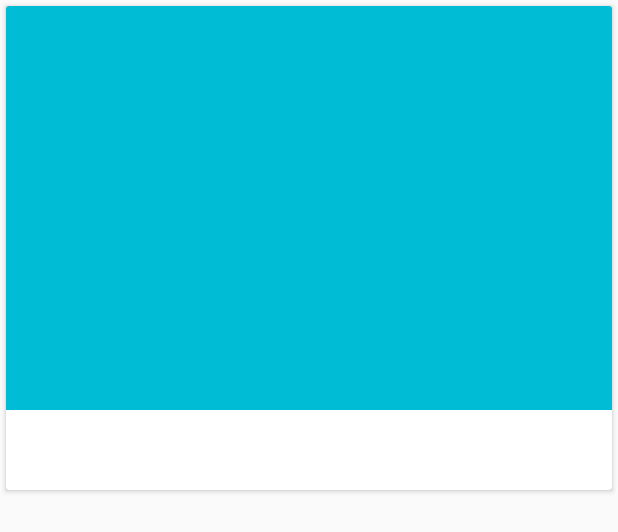
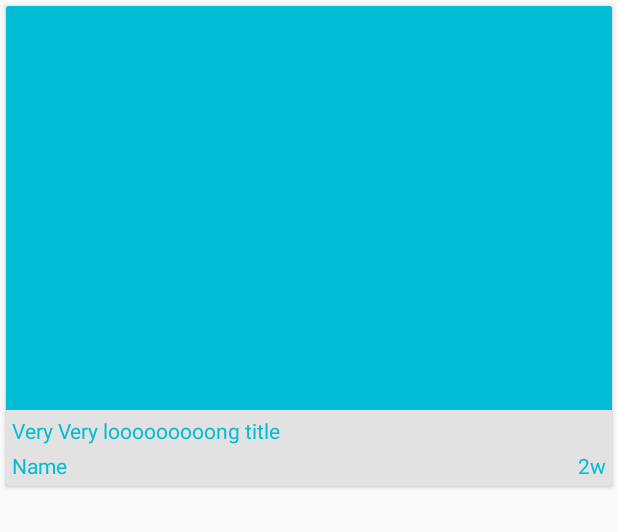
Before and after one commit to abhijeetburle/andriod-nanodegree-xyzreader, an Android app: the layout list_item_article.xml on its own in the app's theme, with its tools: preview values and no code run, on a phone screen of 412 x 824 dp. Shown: the top 532 px of the screen. Run offline under Robolectric (Android 15) with nearby library versions, the phone set to English and light mode, and no system bars.

Commit message:
[develop] Changed the display for the list. Changed the date display to show period passed in terms of Years, Months, Days, Hours or Sec.

```diff
--- a/XYZReader/src/main/res/layout/list_item_article.xml
+++ b/XYZReader/src/main/res/layout/list_item_article.xml
@@ -11,9 +11,11 @@
     android:foreground="?selectableItemBackground">
 
     <LinearLayout
+        android:id="@+id/thumbnail_layout"
         android:layout_width="match_parent"
         android:layout_height="wrap_content"
-        android:orientation="vertical">
+        android:orientation="vertical"
+        android:background="@color/theme_gradient_003" >
 
         <!--suppress AndroidLintContentDescription -->
         <com.example.xyzreader.ui.DynamicHeightNetworkImageView
@@ -23,9 +25,9 @@
             android:scaleType="centerCrop"
             android:background="@color/photo_placeholder" />
 
+
         <TextView
             android:id="@+id/article_title"
-            style="@style/TextAppearance.AppCompat.Subhead"
             android:layout_width="match_parent"
             android:layout_height="wrap_content"
             android:paddingLeft="@dimen/item_padding"
@@ -34,20 +36,44 @@
             android:paddingBottom="@dimen/item_padding"
             android:textColor="@color/theme_primary"
             android:ellipsize="end"
-            android:maxLines="4" />
+            android:maxLines="4"
+            android:text="Very Very looooooooong title"
+            />
 
-        <TextView
-            android:id="@+id/article_subtitle"
-            style="@style/TextAppearance.AppCompat.Body1"
+        <LinearLayout
             android:layout_width="match_parent"
             android:layout_height="wrap_content"
+            android:orientation="horizontal"
+            >
+            <TextView
+                android:id="@+id/article_author"
+                android:layout_width="wrap_content"
+                android:layout_height="match_parent"
                 android:paddingLeft="@dimen/item_padding"
                 android:paddingRight="@dimen/item_padding"
                 android:paddingBottom="@dimen/item_padding"
                 android:textColor="@color/theme_primary"
                 android:maxLines="1"
                 android:singleLine="true"
-            android:ellipsize="end" />
+                android:layout_weight="3"
+                android:text="Name"
+                />
+            <TextView
+                android:id="@+id/article_date"
+                style="@style/TextAppearance.AppCompat.Body1"
+                android:layout_width="wrap_content"
+                android:layout_height="match_parent"
+                android:paddingLeft="@dimen/item_padding"
+                android:paddingRight="@dimen/item_padding"
+                android:paddingBottom="@dimen/item_padding"
+                android:textColor="@color/theme_primary"
+                android:maxLines="1"
+                android:singleLine="true"
+                android:ellipsize="end"
+                android:layout_gravity="center"
+                android:text="2w"
+                />
+        </LinearLayout>
     </LinearLayout>
 
 </android.support.v7.widget.CardView>
--- a/XYZReader/src/main/res/values/colors.xml
+++ b/XYZReader/src/main/res/values/colors.xml
@@ -25,4 +25,10 @@
     <color name="theme_accent">#FF5252</color>
     <color name="theme_accent_alternate">#E040FB</color>
     <color name="ltgray">#B2EBF2</color>
+
+
+    <color name="theme_white">#00000000</color>
+    <color name="theme_gradient_001">#00000000</color>
+    <color name="theme_gradient_002">#00000000</color>
+    <color name="theme_gradient_003">#1d000000</color>
 </resources>
```
Also changed, not shown: XYZReader/src/main/java/com/example/xyzreader/ui/ArticleDetailFragment.java (+4 -8 lines), XYZReader/src/main/java/com/example/xyzreader/ui/ArticleListActivity.java (+9 -9 lines), XYZReader/src/main/java/com/example/xyzreader/util/FormatterUtil.java (added, +37 -0 lines). Lines whose indentation alone changed are shown as unchanged.
